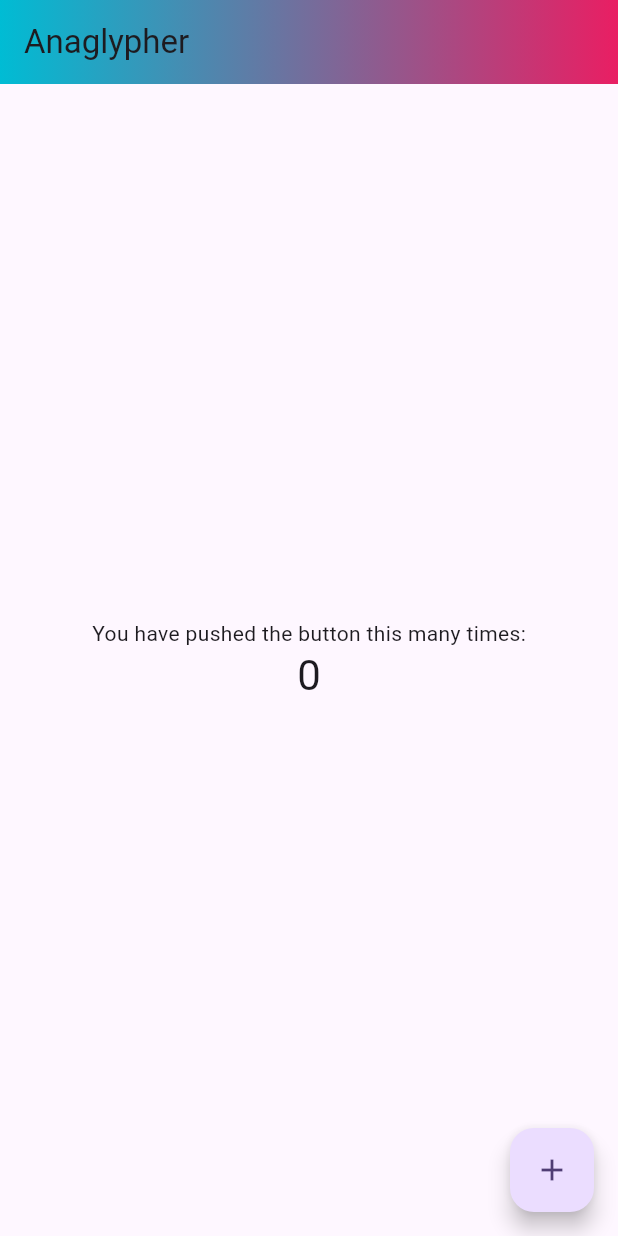
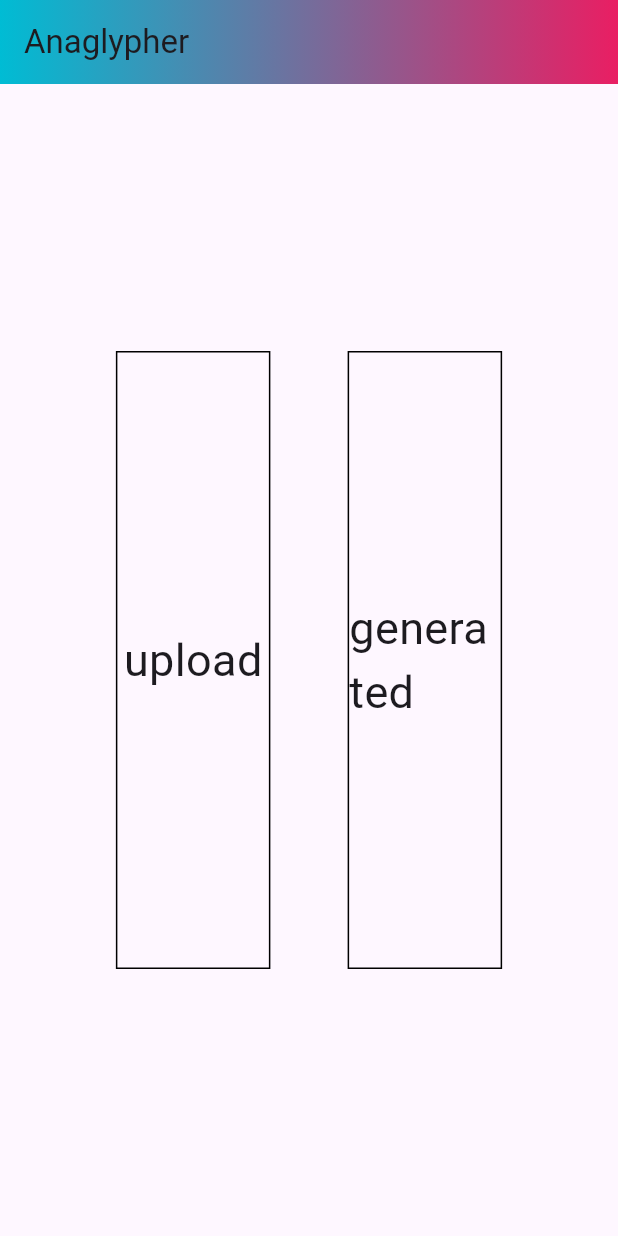
Before and after one commit to akaimi15/anaglypher, a Flutter app: the screen it shows after launch, on a phone screen of 412 x 824 dp. Run offline on Flutter 3.47's test engine with Material 3 defaults, Android fonts, the phone set to English and light mode, and no system bars; our stand-ins replace image_picker; missing offline and left inert: image_picker_platform_interface.

Commit message:
画像の読み込みと表示

```diff
--- a/lib/main.dart
+++ b/lib/main.dart
@@ -1,4 +1,9 @@
 import 'package:flutter/material.dart';
+import 'package:image_picker/image_picker.dart';
+import 'package:image_picker_platform_interface/image_picker_platform_interface.dart';
+import 'dart:io'; // 追加
+import 'dart:typed_data';
+import 'package:flutter/foundation.dart' show kIsWeb;
 
 void main() {
   runApp(const MyApp());
@@ -31,16 +36,53 @@ class MyHomePage extends StatefulWidget {
 }
 
 class _MyHomePageState extends State<MyHomePage> {
-  int _counter = 0;
+  XFile? _image;
 
-  void _incrementCounter() {
-    setState(() {
-      _counter++;
-    });
+  dynamic _pickImageError;
+  final ImagePicker _picker = ImagePicker();
+
+  Future pickImage() async {
+    try {
+      final XFile? image = await _picker.pickImage(source: ImageSource.gallery);
+      setState(() {
+        _image = image;
+      });
+    } catch (e) {
+      _pickImageError = e;
+    }
+  }
+
+  Widget _previewImage() {
+    if (_image != null) {
+      if (kIsWeb) {
+        // Webの場合はバイトデータで表示
+        return FutureBuilder<Uint8List>(
+          future: _image!.readAsBytes(),
+          builder: (context, snapshot) {
+            if (snapshot.connectionState == ConnectionState.done &&
+                snapshot.hasData) {
+              return Image.memory(snapshot.data!);
+            } else if (snapshot.hasError) {
+              return const Text('画像の読み込みに失敗しました');
+            } else {
+              return const CircularProgressIndicator();
+            }
+          },
+        );
+      } else {
+        // モバイル/デスクトップの場合はファイルで表示
+        return Image.file(File(_image!.path));
+      }
+    } else if (_pickImageError != null) {
+      return Text('Pick image error!: $_pickImageError');
+    } else {
+      return Text('upload', style: TextStyle(fontSize: 30));
+    }
   }
 
   @override
   Widget build(BuildContext context) {
+    Size screenSize = MediaQuery.sizeOf(context);
     return Scaffold(
       appBar: AppBar(
         flexibleSpace: Container(
@@ -51,24 +93,39 @@ class _MyHomePageState extends State<MyHomePage> {
         title: Text(widget.title),
       ),
       body: Center(
-        child: Column(
+        child: Row(
           mainAxisAlignment: MainAxisAlignment.center,
           children: <Widget>[
-            const Text(
-              'You have pushed the button this many times:',
+            GestureDetector(
+              onTap: () {
+                print("PickImage");
+                pickImage();
+              },
+              child: Container(
+                height: screenSize.height * 0.5,
+                width: screenSize.width * 0.25,
+                decoration: BoxDecoration(border: Border.all(width: 1)),
+                child: Center(child: _previewImage()),
+              ),
             ),
-            Text(
-              '$_counter',
-              style: Theme.of(context).textTheme.headlineMedium,
+            SizedBox(
+              height: screenSize.height * 0.5,
+              width: screenSize.width * 0.125,
+            ),
+            Container(
+              height: screenSize.height * 0.5,
+              width: screenSize.width * 0.25,
+              decoration: BoxDecoration(border: Border.all(width: 1)),
+              child: const Center(
+                child: Text(
+                  'generated',
+                  style: TextStyle(fontSize: 30),
+                ),
+              ),
             ),
           ],
         ),
       ),
-      floatingActionButton: FloatingActionButton(
-        onPressed: _incrementCounter,
-        tooltip: 'Increment',
-        child: const Icon(Icons.add),
-      ), // This trailing comma makes auto-formatting nicer for build methods.
     );
   }
 }
```
Also changed, not shown: 3 other files.
